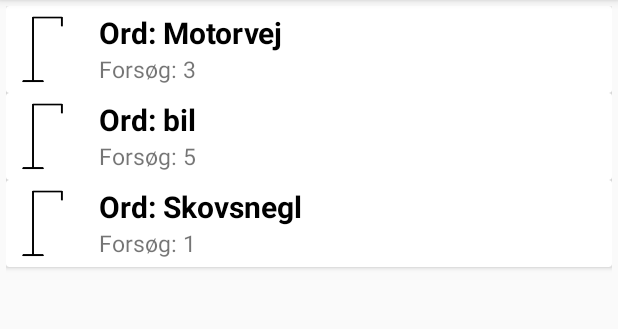
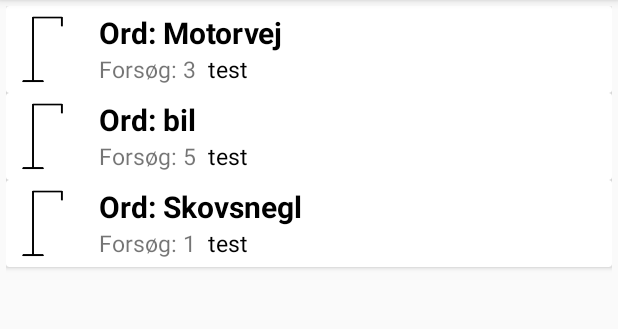
Before and after one commit to theogutt/GalgelegII, an Android app: the screen it shows after launch (HighscoreActivity), after a tap on "HIGHSCORE", on a phone screen of 412 x 824 dp, the part 84-413 px from its top. Run offline under Robolectric (Android 15) with nearby library versions, the phone set to English and light mode, and no system bars.

Commit message:
dato i highscores

```diff
--- a/app/src/main/java/com/example/galgeleg/HighscoreActivity.java
+++ b/app/src/main/java/com/example/galgeleg/HighscoreActivity.java
@@ -23,9 +23,9 @@ public class HighscoreActivity extends AppCompatActivity {
         super.onCreate(savedInstanceState);
         setContentView(R.layout.activity_highscore);
         if(firstTime==0) {
-            liste.add(new ListeObjekt(R.drawable.forkert3, "Ord: Motorvej ", "Forsøg: 3"));
-            liste.add(new ListeObjekt(R.drawable.forkert5, "Ord: bil ", "Forsøg: 5"));
-            liste.add(new ListeObjekt(R.drawable.forkert1, "Ord: Skovsnegl ", "Forsøg: 1"));
+            liste.add(new ListeObjekt(R.drawable.forkert3, "Ord: Motorvej ", "Forsøg: 3","test"));
+            liste.add(new ListeObjekt(R.drawable.forkert5, "Ord: bil ", "Forsøg: 5","test"));
+            liste.add(new ListeObjekt(R.drawable.forkert1, "Ord: Skovsnegl ", "Forsøg: 1","test"));
             firstTime=1;
         }
         recyclerView = findViewById(R.id.recyclerView);
--- a/app/src/main/java/com/example/galgeleg/ListeAdapter.java
+++ b/app/src/main/java/com/example/galgeleg/ListeAdapter.java
@@ -18,12 +18,15 @@ public class ListeAdapter extends RecyclerView.Adapter<ListeAdapter.ListeViewHol
         public ImageView imageView;
         public TextView linje1;
         public TextView linje2;
+        public TextView linjeDato;
+
 
         public ListeViewHolder(@NonNull View itemView) {
             super(itemView);
             imageView=itemView.findViewById(R.id.imageView);
             linje1=itemView.findViewById(R.id.textView_linje1);
             linje2=itemView.findViewById(R.id.textView_linje2);
+            linjeDato=itemView.findViewById(R.id.textView_linjeDato);
         }
     }
 
@@ -46,6 +49,7 @@ public class ListeAdapter extends RecyclerView.Adapter<ListeAdapter.ListeViewHol
         holder.imageView.setImageResource(R.drawable.galge);
         holder.linje1.setText(currObjekt.getLinje1());
         holder.linje2.setText(currObjekt.getLinje2());
+        holder.linjeDato.setText(currObjekt.getLinjeDato());
     }
 
     @Override
--- a/app/src/main/java/com/example/galgeleg/ListeObjekt.java
+++ b/app/src/main/java/com/example/galgeleg/ListeObjekt.java
@@ -4,11 +4,14 @@ public class ListeObjekt {
     private int image;
     private String linje1;
     private String linje2;
+    private String linjeDato;
 
-    public ListeObjekt(int image, String linje1, String linje2){
+
+    public ListeObjekt(int image, String linje1, String linje2,String linjeDato){
         this.image=image;
         this.linje1=linje1;
         this.linje2=linje2;
+        this.linjeDato=linjeDato;
     }
 
     public int getImage() {
@@ -22,4 +25,7 @@ public class ListeObjekt {
     public String getLinje2() {
         return linje2;
     }
+    public String getLinjeDato() {
+        return linjeDato;
+    }
 }
--- a/app/src/main/java/com/example/galgeleg/SpilActivity.java
+++ b/app/src/main/java/com/example/galgeleg/SpilActivity.java
@@ -12,6 +12,9 @@ import androidx.appcompat.app.AppCompatActivity;
 
 import com.example.galgeleg.Galgelogik.Galgelogik;
 
+import java.text.SimpleDateFormat;
+import java.time.LocalDateTime;
+import java.time.format.DateTimeFormatter;
 import java.util.Date;
 
 public class SpilActivity extends AppCompatActivity {
@@ -68,14 +71,16 @@ public class SpilActivity extends AppCompatActivity {
         submitGæt.setText("gæt");
     }
     private void slut(){
-            if(galgelogik.erSpilletVundet()){highscoreActivity.liste.add(
-                    new ListeObjekt(R.id.imageView_galge,"Ord: "+galgelogik.getOrdet(),"Forsøg: "+(galgelogik.getAntalForkerteBogstaver())));
+        SimpleDateFormat formatter = new SimpleDateFormat("dd/MM/yyyy");
+        Date date = new Date();
+        if(galgelogik.erSpilletVundet()){highscoreActivity.liste.add(
+                    new ListeObjekt(R.id.imageView_galge,"Ord: "+galgelogik.getOrdet(),"Forsøg: "+(galgelogik.getAntalForkerteBogstaver()),formatter.format(date)));
                 Intent intent = new Intent(this, SpilVundetActivity.class);
                 intent.putExtra("antalForsøg",String.valueOf(galgelogik.getAntalForkerteBogstaver()));
                 startActivity(intent);
             }
             else if(galgelogik.erSpilletTabt()) {highscoreActivity.liste.add(
-                    new ListeObjekt(R.id.imageView_galge,"Ord: "+galgelogik.getOrdet(),"Forsøg: "+(galgelogik.getAntalForkerteBogstaver())));
+                    new ListeObjekt(R.id.imageView_galge,"Ord: "+galgelogik.getOrdet(),"Forsøg: "+(galgelogik.getAntalForkerteBogstaver()),formatter.format(date)));
                 Intent intent = new Intent(this, SpilTabtActivity.class);
                 intent.putExtra("rigtigtOrd",galgelogik.getOrdet());
                 startActivity(intent);
--- a/app/src/main/res/layout/highscores.xml
+++ b/app/src/main/res/layout/highscores.xml
@@ -35,6 +35,16 @@ android:layout_height="wrap_content">
         android:layout_toEndOf="@+id/imageView"
         android:layout_marginStart="8dp"/>
 
+    <TextView
+        android:id="@+id/textView_linjeDato"
+        android:textSize="15sp"
+        android:textColor="@android:color/black"
+        android:text="Linje Dato"
+        android:layout_toEndOf="@+id/textView_linje2"
+        android:layout_below="@+id/textView_linje1"
+        android:layout_width="wrap_content"
+        android:layout_height="wrap_content"
+        android:layout_marginStart="8dp"/>
 
 </RelativeLayout>
 </androidx.cardview.widget.CardView>
```
